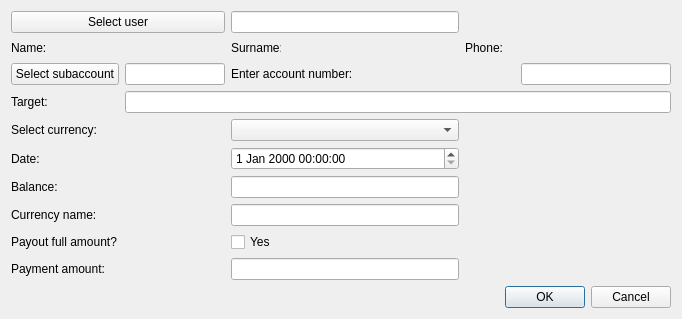
Old version of the form OrmasAdmin/OrmasAdmin/CreateWdwDlg.ui in the repository Dalerjon/TheOrmasProejct.
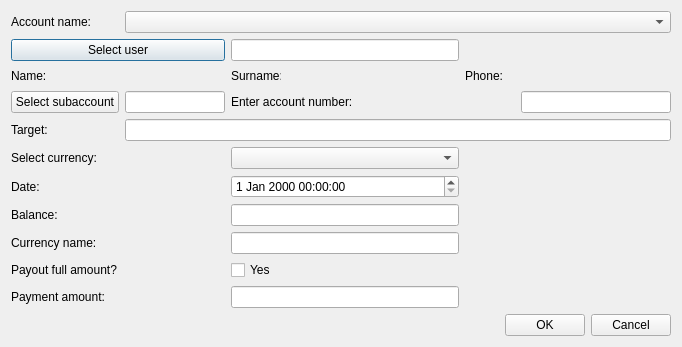
New version of the form.

The edit to the form file:
```diff
--- a/OrmasAdmin/OrmasAdmin/CreateWdwDlg.ui
+++ b/OrmasAdmin/OrmasAdmin/CreateWdwDlg.ui
@@ -7,7 +7,7 @@
     <x>0</x>
     <y>0</y>
     <width>657</width>
-    <height>318</height>
+    <height>336</height>
    </rect>
   </property>
   <property name="windowTitle">
@@ -32,147 +32,20 @@
    <property name="bottomMargin">
     <number>11</number>
    </property>
-   <item row="9" column="1" colspan="2">
-    <widget class="QLabel" name="currencyLb">
-     <property name="text">
-      <string>Select currency:</string>
-     </property>
-    </widget>
-   </item>
-   <item row="12" column="3" colspan="2">
-    <widget class="QLineEdit" name="balanceEdit">
-     <property name="toolTip">
-      <string>&lt;html&gt;&lt;head/&gt;&lt;body&gt;&lt;p&gt;For example: 1000 (depends on currency, in that case 1000 USD)&lt;/p&gt;&lt;/body&gt;&lt;/html&gt;</string>
-     </property>
-     <property name="readOnly">
-      <bool>true</bool>
-     </property>
-    </widget>
-   </item>
-   <item row="2" column="2">
-    <widget class="QLabel" name="namePh">
+   <item row="2" column="1" colspan="2">
+    <widget class="QPushButton" name="userBtn">
      <property name="minimumSize">
       <size>
-       <width>100</width>
+       <width>150</width>
        <height>0</height>
       </size>
      </property>
-     <property name="font">
-      <font>
-       <family>Times New Roman</family>
-       <pointsize>12</pointsize>
-       <weight>75</weight>
-       <italic>true</italic>
-       <bold>true</bold>
-      </font>
-     </property>
      <property name="text">
-      <string/>
+      <string>Select user</string>
      </property>
     </widget>
    </item>
-   <item row="2" column="1">
-    <widget class="QLabel" name="nameLb">
-     <property name="minimumSize">
-      <size>
-       <width>50</width>
-       <height>0</height>
-      </size>
-     </property>
-     <property name="maximumSize">
-      <size>
-       <width>50</width>
-       <height>16777215</height>
-      </size>
-     </property>
-     <property name="text">
-      <string>Name:</string>
-     </property>
-    </widget>
-   </item>
-   <item row="2" column="3">
-    <widget class="QLabel" name="surnameLb">
-     <property name="minimumSize">
-      <size>
-       <width>50</width>
-       <height>0</height>
-      </size>
-     </property>
-     <property name="maximumSize">
-      <size>
-       <width>50</width>
-       <height>16777215</height>
-      </size>
-     </property>
-     <property name="text">
-      <string>Surname:</string>
-     </property>
-    </widget>
-   </item>
-   <item row="2" column="4">
-    <widget class="QLabel" name="surnamePh">
-     <property name="minimumSize">
-      <size>
-       <width>100</width>
-       <height>0</height>
-      </size>
-     </property>
-     <property name="font">
-      <font>
-       <family>Times New Roman</family>
-       <pointsize>12</pointsize>
-       <weight>75</weight>
-       <italic>true</italic>
-       <bold>true</bold>
-      </font>
-     </property>
-     <property name="text">
-      <string/>
-     </property>
-    </widget>
-   </item>
-   <item row="2" column="5">
-    <widget class="QLabel" name="phoneLb">
-     <property name="minimumSize">
-      <size>
-       <width>50</width>
-       <height>0</height>
-      </size>
-     </property>
-     <property name="maximumSize">
-      <size>
-       <width>50</width>
-       <height>16777215</height>
-      </size>
-     </property>
-     <property name="text">
-      <string>Phone:</string>
-     </property>
-    </widget>
-   </item>
-   <item row="2" column="6">
-    <widget class="QLabel" name="phonePh">
-     <property name="minimumSize">
-      <size>
-       <width>100</width>
-       <height>0</height>
-      </size>
-     </property>
-     <property name="font">
-      <font>
-       <family>Times New Roman</family>
-       <pointsize>12</pointsize>
-       <weight>75</weight>
-       <italic>true</italic>
-       <bold>true</bold>
-      </font>
-     </property>
-     <property name="text">
-      <string/>
-     </property>
-    </widget>
-   </item>
-   <item row="18" column="1" colspan="6">
+   <item row="19" column="1" colspan="6">
     <layout class="QHBoxLayout" name="horizontalLayout">
      <item>
       <spacer name="horizontalSpacer">
@@ -203,78 +76,95 @@
      </item>
     </layout>
    </item>
+   <item row="3" column="2">
+    <widget class="QLabel" name="namePh">
+     <property name="minimumSize">
+      <size>
+       <width>100</width>
+       <height>0</height>
+      </size>
+     </property>
+     <property name="font">
+      <font>
+       <family>Times New Roman</family>
+       <pointsize>12</pointsize>
+       <weight>75</weight>
+       <italic>true</italic>
+       <bold>true</bold>
+      </font>
+     </property>
+     <property name="text">
+      <string/>
+     </property>
+    </widget>
+   </item>
+   <item row="18" column="3" colspan="2">
+    <widget class="QLineEdit" name="valueEdit"/>
+   </item>
    <item row="17" column="1" colspan="2">
-    <widget class="QLabel" name="isBonusLb">
-     <property name="text">
-      <string>Payment amount:</string>
-     </property>
-    </widget>
-   </item>
-   <item row="16" column="1" colspan="2">
     <widget class="QLabel" name="allLb">
      <property name="text">
       <string>Payout full amount?</string>
      </property>
     </widget>
    </item>
-   <item row="13" column="1" colspan="2">
+   <item row="14" column="1" colspan="2">
     <widget class="QLabel" name="label">
      <property name="text">
       <string>Currency name:</string>
      </property>
     </widget>
    </item>
-   <item row="12" column="1" colspan="2">
-    <widget class="QLabel" name="balanceLb">
-     <property name="text">
-      <string>Balance:</string>
-     </property>
-    </widget>
-   </item>
-   <item row="11" column="1" colspan="2">
-    <widget class="QLabel" name="dateLb">
-     <property name="text">
-      <string>Date:</string>
-     </property>
-    </widget>
-   </item>
-   <item row="1" column="1" colspan="2">
-    <widget class="QPushButton" name="userBtn">
+   <item row="3" column="4">
+    <widget class="QLabel" name="surnamePh">
      <property name="minimumSize">
       <size>
-       <width>150</width>
+       <width>100</width>
        <height>0</height>
       </size>
      </property>
+     <property name="font">
+      <font>
+       <family>Times New Roman</family>
+       <pointsize>12</pointsize>
+       <weight>75</weight>
+       <italic>true</italic>
+       <bold>true</bold>
+      </font>
+     </property>
      <property name="text">
-      <string>Select user</string>
+      <string/>
      </property>
     </widget>
    </item>
-   <item row="17" column="3" colspan="2">
-    <widget class="QLineEdit" name="valueEdit"/>
+   <item row="18" column="1" colspan="2">
+    <widget class="QLabel" name="isBonusLb">
+     <property name="text">
+      <string>Payment amount:</string>
+     </property>
+    </widget>
    </item>
-   <item row="16" column="3" colspan="2">
-    <widget class="QCheckBox" name="yesCheckBox">
+   <item row="10" column="1" colspan="2">
+    <widget class="QLabel" name="currencyLb">
      <property name="text">
-      <string>Yes</string>
+      <string>Select currency:</string>
      </property>
     </widget>
    </item>
    <item row="13" column="3" colspan="2">
-    <widget class="QLineEdit" name="currencyNameEdit">
+    <widget class="QLineEdit" name="balanceEdit">
+     <property name="toolTip">
+      <string>&lt;html&gt;&lt;head/&gt;&lt;body&gt;&lt;p&gt;For example: 1000 (depends on currency, in that case 1000 USD)&lt;/p&gt;&lt;/body&gt;&lt;/html&gt;</string>
+     </property>
      <property name="readOnly">
       <bool>true</bool>
      </property>
     </widget>
    </item>
-   <item row="11" column="3" colspan="2">
-    <widget class="QDateTimeEdit" name="dateEdit"/>
-   </item>
-   <item row="9" column="3" colspan="2">
+   <item row="10" column="3" colspan="2">
     <widget class="QComboBox" name="currencyCmb"/>
    </item>
-   <item row="1" column="3" colspan="2">
+   <item row="2" column="3" colspan="2">
     <widget class="QLineEdit" name="userEdit">
      <property name="toolTip">
       <string>Must not be empty</string>
@@ -284,14 +174,14 @@
      </property>
     </widget>
    </item>
-   <item row="3" column="1">
+   <item row="4" column="1">
     <widget class="QPushButton" name="subAccBtn">
      <property name="text">
       <string>Select subaccount</string>
      </property>
     </widget>
    </item>
-   <item row="3" column="2">
+   <item row="4" column="2">
     <widget class="QLineEdit" name="saIDEdit">
      <property name="maximumSize">
       <size>
@@ -304,14 +194,83 @@
      </property>
     </widget>
    </item>
+   <item row="12" column="3" colspan="2">
+    <widget class="QDateTimeEdit" name="dateEdit"/>
+   </item>
+   <item row="14" column="3" colspan="2">
+    <widget class="QLineEdit" name="currencyNameEdit">
+     <property name="readOnly">
+      <bool>true</bool>
+     </property>
+    </widget>
+   </item>
+   <item row="3" column="1">
+    <widget class="QLabel" name="nameLb">
+     <property name="minimumSize">
+      <size>
+       <width>50</width>
+       <height>0</height>
+      </size>
+     </property>
+     <property name="maximumSize">
+      <size>
+       <width>50</width>
+       <height>16777215</height>
+      </size>
+     </property>
+     <property name="text">
+      <string>Name:</string>
+     </property>
+    </widget>
+   </item>
    <item row="3" column="3">
+    <widget class="QLabel" name="surnameLb">
+     <property name="minimumSize">
+      <size>
+       <width>50</width>
+       <height>0</height>
+      </size>
+     </property>
+     <property name="maximumSize">
+      <size>
+       <width>50</width>
+       <height>16777215</height>
+      </size>
+     </property>
+     <property name="text">
+      <string>Surname:</string>
+     </property>
+    </widget>
+   </item>
+   <item row="17" column="3" colspan="2">
+    <widget class="QCheckBox" name="yesCheckBox">
+     <property name="text">
+      <string>Yes</string>
+     </property>
+    </widget>
+   </item>
+   <item row="12" column="1" colspan="2">
+    <widget class="QLabel" name="dateLb">
+     <property name="text">
+      <string>Date:</string>
+     </property>
+    </widget>
+   </item>
+   <item row="13" column="1" colspan="2">
+    <widget class="QLabel" name="balanceLb">
+     <property name="text">
+      <string>Balance:</string>
+     </property>
+    </widget>
+   </item>
+   <item row="4" column="3">
     <widget class="QLabel" name="daLb">
      <property name="text">
       <string>Enter account number:</string>
      </property>
     </widget>
    </item>
-   <item row="3" column="6">
+   <item row="4" column="6">
     <widget class="QLineEdit" name="saNumberEdit">
      <property name="minimumSize">
       <size>
@@ -330,16 +289,67 @@
      </property>
     </widget>
    </item>
-   <item row="4" column="1">
+   <item row="5" column="1">
     <widget class="QLabel" name="targetLB">
      <property name="text">
       <string>Target:</string>
      </property>
     </widget>
    </item>
-   <item row="4" column="2" colspan="5">
+   <item row="5" column="2" colspan="5">
     <widget class="QLineEdit" name="targetEdit"/>
    </item>
+   <item row="3" column="5">
+    <widget class="QLabel" name="phoneLb">
+     <property name="minimumSize">
+      <size>
+       <width>50</width>
+       <height>0</height>
+      </size>
+     </property>
+     <property name="maximumSize">
+      <size>
+       <width>50</width>
+       <height>16777215</height>
+      </size>
+     </property>
+     <property name="text">
+      <string>Phone:</string>
+     </property>
+    </widget>
+   </item>
+   <item row="3" column="6">
+    <widget class="QLabel" name="phonePh">
+     <property name="minimumSize">
+      <size>
+       <width>100</width>
+       <height>0</height>
+      </size>
+     </property>
+     <property name="font">
+      <font>
+       <family>Times New Roman</family>
+       <pointsize>12</pointsize>
+       <weight>75</weight>
+       <italic>true</italic>
+       <bold>true</bold>
+      </font>
+     </property>
+     <property name="text">
+      <string/>
+     </property>
+    </widget>
+   </item>
+   <item row="1" column="1">
+    <widget class="QLabel" name="accountNameLb">
+     <property name="text">
+      <string>Account name:</string>
+     </property>
+    </widget>
+   </item>
+   <item row="1" column="2" colspan="5">
+    <widget class="QComboBox" name="accountCmb"/>
+   </item>
   </layout>
  </widget>
  <tabstops>
```
